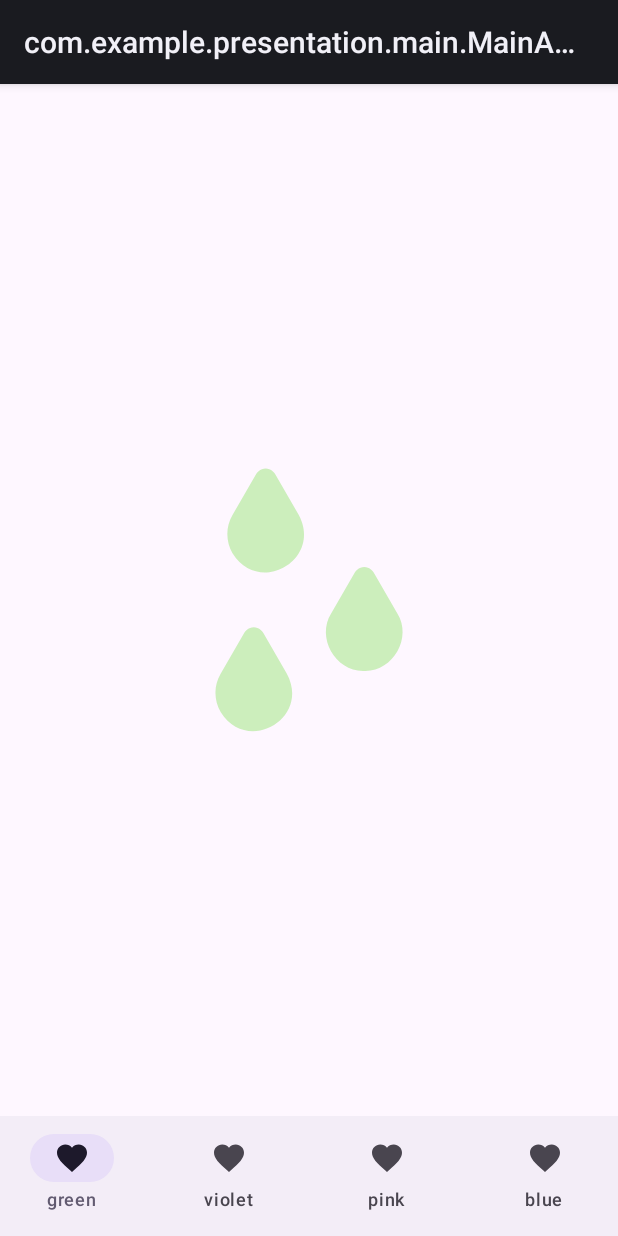
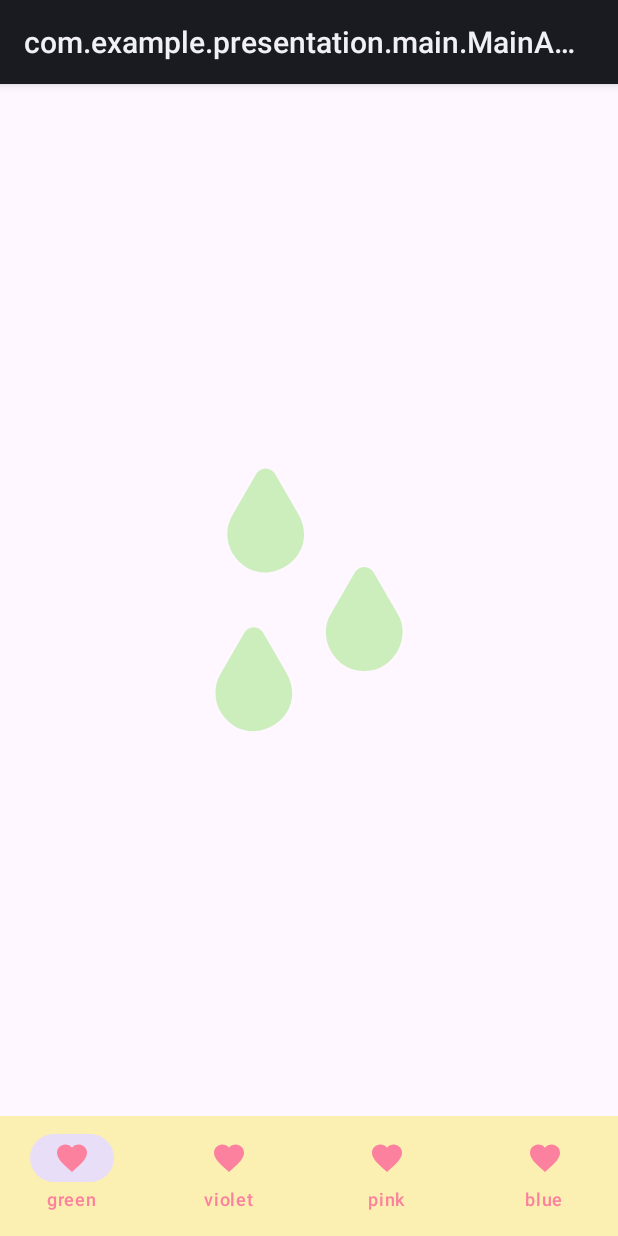
Before and after one commit to forenmis/clean-arch-template, an Android app built with Jetpack Compose: the screen it shows after launch (MainActivity), on a phone screen of 412 x 824 dp. Run offline under Robolectric (Android 15) with nearby library versions, the phone set to English and light mode, and no system bars; our stand-ins replace Dagger/Hilt's generated code; pictures from the network do not load.

Commit message:
Ui fixes

```diff
--- a/presentation/src/main/java/com/example/presentation/core/Palette.kt
+++ b/presentation/src/main/java/com/example/presentation/core/Palette.kt
@@ -8,4 +8,5 @@ object Palette {
     val Pink = Color(0xFFFFC7EA)
     val Blue = Color(0xFFCAEDFF)
     val Green = Color(0xFFCCEEBC)
+    val Peach = Color(0xFFFC819E)
 }
--- a/presentation/src/main/java/com/example/presentation/screens/home/HomeScreen.kt
+++ b/presentation/src/main/java/com/example/presentation/screens/home/HomeScreen.kt
@@ -22,6 +22,7 @@ import androidx.navigation.compose.composable
 import androidx.navigation.compose.currentBackStackEntryAsState
 import androidx.navigation.compose.rememberNavController
 import com.example.presentation.core.BottomRoute
+import com.example.presentation.core.Palette
 import com.example.presentation.screens.blue.BlueScreen
 import com.example.presentation.screens.pink.PinkScreen
 import com.example.presentation.screens.vilolet.VioletScreen
@@ -44,13 +45,13 @@ private fun ScreenContent() {
     val bottomBarNavController = rememberNavController()
     val screenRoutes = BottomRoute.all()
     Scaffold(bottomBar = {
-        NavigationBar {
+        NavigationBar(containerColor = Palette.Yellow) {
             val navBackStackEntry by bottomBarNavController.currentBackStackEntryAsState()
             val currentDestination = navBackStackEntry?.destination
             screenRoutes.forEach { screen ->
                 NavigationBarItem(
-                    icon = { Icon(Icons.Filled.Favorite, contentDescription = null) },
-                    label = { Text(screen.route) },
+                    icon = { Icon(Icons.Filled.Favorite, contentDescription = null, tint = Palette.Peach) },
+                    label = { Text(text = screen.route, color = Palette.Peach) },
                     selected = currentDestination?.hierarchy?.any { it.route == screen.route } == true,
                     onClick = {
                         bottomBarNavController.navigate(screen.route) {
```
